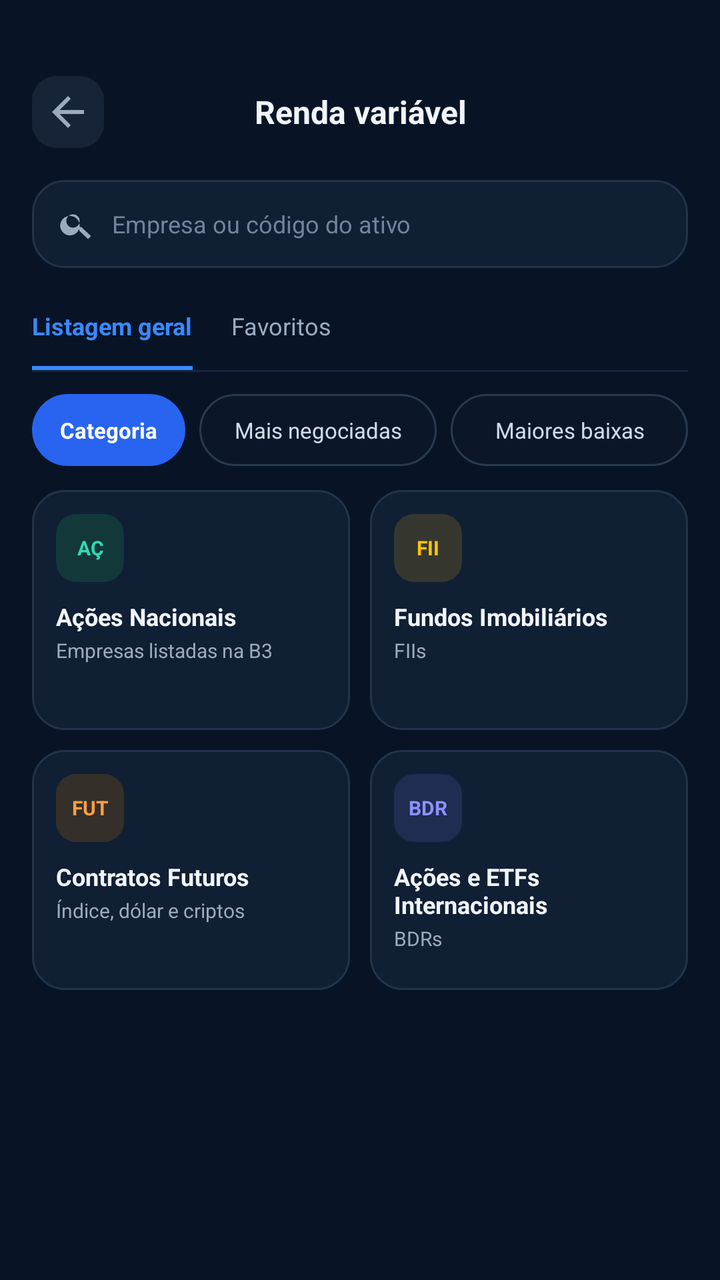
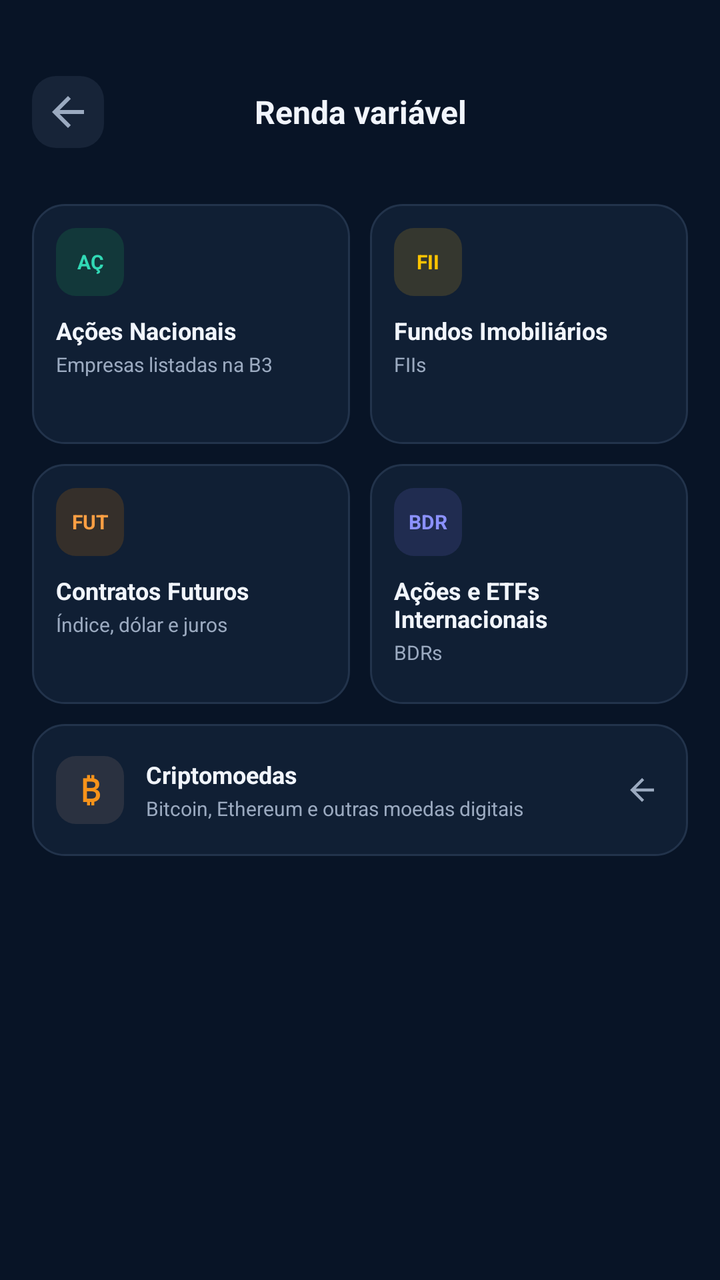

An Android layout rendered at two revisions. The XML below is the earlier revision; the diff shows what the commit changed to produce the second picture.
<!-- AndroidManifest.xml: application theme Theme.AccurancyMobileApp -->
<!-- res/layout/activity_opcoes_renda_variavel.xml -->
<?xml version="1.0" encoding="utf-8"?>
<FrameLayout
    xmlns:android="http://schemas.android.com/apk/res/android"
    xmlns:app="http://schemas.android.com/apk/res-auto"
    android:layout_width="match_parent"
    android:layout_height="match_parent"
    android:background="#081426">

    <androidx.constraintlayout.widget.ConstraintLayout
        android:layout_width="match_parent"
        android:layout_height="match_parent">

        
        <LinearLayout
            android:id="@+id/cabecalhoRendaVariavel"
            android:layout_width="0dp"
            android:layout_height="52dp"
            android:gravity="center_vertical"
            android:orientation="horizontal"
            android:paddingStart="16dp"
            android:paddingEnd="16dp"
            android:layout_marginTop="30dp"
            app:layout_constraintTop_toTopOf="parent"
            app:layout_constraintStart_toStartOf="parent"
            app:layout_constraintEnd_toEndOf="parent">

            <ImageButton
                android:id="@+id/btnVoltarRendaVariavel"
                android:layout_width="36dp"
                android:layout_height="36dp"
                android:background="@drawable/bg_btn_icone"
                android:contentDescription="Voltar"
                android:src="@drawable/ic_arrow_back"
                app:tint="#9BAAC0" />

            <TextView
                android:layout_width="0dp"
                android:layout_height="wrap_content"
                android:layout_weight="1"
                android:gravity="center"
                android:text="Renda variável"
                android:textColor="#F1F5FC"
                android:textSize="16sp"
                android:textStyle="bold" />

            <View
                android:layout_width="36dp"
                android:layout_height="36dp" />

        </LinearLayout>

        
        <ScrollView
            android:id="@+id/scrollRendaVariavel"
            android:layout_width="0dp"
            android:layout_height="0dp"
            android:fillViewport="true"
            android:clipToPadding="false"
            android:overScrollMode="never"
            app:layout_constraintTop_toBottomOf="@id/cabecalhoRendaVariavel"
            app:layout_constraintBottom_toBottomOf="parent"
            app:layout_constraintStart_toStartOf="parent"
            app:layout_constraintEnd_toEndOf="parent">

            <LinearLayout
                android:layout_width="match_parent"
                android:layout_height="wrap_content"
                android:orientation="vertical"
                android:paddingStart="16dp"
                android:paddingTop="8dp"
                android:paddingEnd="16dp"
                android:paddingBottom="20dp">

                
                <LinearLayout
                    android:id="@+id/containerPesquisaAtivo"
                    android:layout_width="match_parent"
                    android:layout_height="44dp"
                    android:background="@drawable/bg_carteira_card"
                    android:gravity="center_vertical"
                    android:orientation="horizontal"
                    android:paddingStart="13dp"
                    android:paddingEnd="13dp">

                    <ImageView
                        android:layout_width="18dp"
                        android:layout_height="18dp"
                        android:contentDescription="@null"
                        android:src="@drawable/ic_busca"
                        app:tint="#9BAAC0" />

                    <EditText
                        android:id="@+id/edtPesquisarAtivo"
                        android:layout_width="match_parent"
                        android:layout_height="match_parent"
                        android:layout_marginStart="9dp"
                        android:background="@android:color/transparent"
                        android:hint="Empresa ou código do ativo"
                        android:imeOptions="actionSearch"
                        android:inputType="text"
                        android:padding="0dp"
                        android:singleLine="true"
                        android:textColor="#F1F5FC"
                        android:textColorHint="#71839D"
                        android:textSize="12sp" />

                </LinearLayout>

                
                <LinearLayout
                    android:id="@+id/abasRendaVariavel"
                    android:layout_width="match_parent"
                    android:layout_height="42dp"
                    android:layout_marginTop="9dp"
                    android:orientation="horizontal">

                    <LinearLayout
                        android:id="@+id/abaListagemGeral"
                        android:layout_width="wrap_content"
                        android:layout_height="match_parent"
                        android:gravity="center"
                        android:orientation="vertical"
                        android:paddingEnd="12dp">

                        <TextView
                            android:id="@+id/tvAbaListagemGeral"
                            android:layout_width="wrap_content"
                            android:layout_height="0dp"
                            android:layout_weight="1"
                            android:gravity="center"
                            android:text="Listagem geral"
                            android:textColor="#3989FF"
                            android:textSize="12sp"
                            android:textStyle="bold" />

                        <View
                            android:layout_width="match_parent"
                            android:layout_height="2dp"
                            android:background="#3989FF" />

                    </LinearLayout>

                    <LinearLayout
                        android:id="@+id/abaFavoritos"
                        android:layout_width="wrap_content"
                        android:layout_height="match_parent"
                        android:gravity="center"
                        android:orientation="vertical"
                        android:paddingStart="7dp"
                        android:paddingEnd="12dp">

                        <TextView
                            android:id="@+id/tvAbaFavoritos"
                            android:layout_width="wrap_content"
                            android:layout_height="0dp"
                            android:layout_weight="1"
                            android:gravity="center"
                            android:text="Favoritos"
                            android:textColor="#9BAAC0"
                            android:textSize="12sp" />

                        <View
                            android:layout_width="match_parent"
                            android:layout_height="2dp"
                            android:background="@android:color/transparent" />

                    </LinearLayout>

                </LinearLayout>

                <View
                    android:layout_width="match_parent"
                    android:layout_height="1dp"
                    android:background="#17263D" />

                
                <LinearLayout
                    android:id="@+id/filtrosAtivos"
                    android:layout_width="match_parent"
                    android:layout_height="36dp"
                    android:layout_marginTop="11dp"
                    android:orientation="horizontal">

                    <TextView
                        android:id="@+id/filtroCategoria"
                        android:layout_width="wrap_content"
                        android:layout_height="match_parent"
                        android:background="@drawable/bg_filtro_categoria_selecionado"
                        android:gravity="center"
                        android:paddingStart="14dp"
                        android:paddingEnd="14dp"
                        android:text="Categoria"
                        android:textColor="#FFFFFF"
                        android:textSize="11sp"
                        android:textStyle="bold" />

                    <TextView
                        android:id="@+id/filtroMaisNegociadas"
                        android:layout_width="0dp"
                        android:layout_height="match_parent"
                        android:layout_weight="1"
                        android:layout_marginStart="7dp"
                        android:background="@drawable/bg_filtro_categoria"
                        android:gravity="center"
                        android:paddingStart="5dp"
                        android:paddingEnd="5dp"
                        android:text="Mais negociadas"
                        android:textColor="#D1DCEB"
                        android:textSize="11sp" />

                    <TextView
                        android:id="@+id/filtroMaioresBaixas"
                        android:layout_width="0dp"
                        android:layout_height="match_parent"
                        android:layout_weight="1"
                        android:layout_marginStart="7dp"
                        android:background="@drawable/bg_filtro_categoria"
                        android:gravity="center"
                        android:paddingStart="5dp"
                        android:paddingEnd="5dp"
                        android:text="Maiores baixas"
                        android:textColor="#D1DCEB"
                        android:textSize="11sp" />

                </LinearLayout>

                
                <LinearLayout
                    android:layout_width="match_parent"
                    android:layout_height="120dp"
                    android:layout_marginTop="12dp"
                    android:orientation="horizontal">

                    
                    <LinearLayout
                        android:id="@+id/cardAcoesNacionais"
                        android:layout_width="0dp"
                        android:layout_height="match_parent"
                        android:layout_weight="1"
                        android:layout_marginEnd="5dp"
                        android:background="@drawable/bg_carteira_card"
                        android:clickable="true"
                        android:focusable="true"
                        android:orientation="vertical"
                        android:padding="12dp">

                        <TextView
                            android:layout_width="34dp"
                            android:layout_height="34dp"
                            android:background="@drawable/bg_categoria_acoes"
                            android:gravity="center"
                            android:text="AÇ"
                            android:textColor="#31D9B5"
                            android:textSize="10sp"
                            android:textStyle="bold" />

                        <TextView
                            android:layout_width="match_parent"
                            android:layout_height="wrap_content"
                            android:layout_marginTop="9dp"
                            android:text="Ações Nacionais"
                            android:textColor="#F1F5FC"
                            android:textSize="12sp"
                            android:textStyle="bold" />

                        <TextView
                            android:layout_width="match_parent"
                            android:layout_height="wrap_content"
                            android:layout_marginTop="2dp"
                            android:text="Empresas listadas na B3"
                            android:textColor="#9BAAC0"
                            android:textSize="10sp" />

                    </LinearLayout>

                    
                    <LinearLayout
                        android:id="@+id/cardFundosImobiliarios"
                        android:layout_width="0dp"
                        android:layout_height="match_parent"
                        android:layout_weight="1"
                        android:layout_marginStart="5dp"
                        android:background="@drawable/bg_carteira_card"
                        android:clickable="true"
                        android:focusable="true"
                        android:orientation="vertical"
                        android:padding="12dp">

                        <TextView
                            android:layout_width="34dp"
                            android:layout_height="34dp"
                            android:background="@drawable/bg_categoria_fii"
                            android:gravity="center"
                            android:text="FII"
                            android:textColor="#FFC400"
                            android:textSize="10sp"
                            android:textStyle="bold" />

                        <TextView
                            android:layout_width="match_parent"
                            android:layout_height="wrap_content"
                            android:layout_marginTop="9dp"
                            android:text="Fundos Imobiliários"
                            android:textColor="#F1F5FC"
                            android:textSize="12sp"
                            android:textStyle="bold" />

                        <TextView
                            android:layout_width="match_parent"
                            android:layout_height="wrap_content"
                            android:layout_marginTop="2dp"
                            android:text="FIIs"
                            android:textColor="#9BAAC0"
                            android:textSize="10sp" />

                    </LinearLayout>

                </LinearLayout>

                
                <LinearLayout
                    android:layout_width="match_parent"
                    android:layout_height="120dp"
                    android:layout_marginTop="10dp"
                    android:orientation="horizontal">

                    
                    <LinearLayout
                        android:id="@+id/cardContratosFuturos"
                        android:layout_width="0dp"
                        android:layout_height="match_parent"
                        android:layout_weight="1"
                        android:layout_marginEnd="5dp"
                        android:background="@drawable/bg_carteira_card"
                        android:clickable="true"
                        android:focusable="true"
                        android:orientation="vertical"
                        android:padding="12dp">

                        <TextView
                            android:layout_width="34dp"
                            android:layout_height="34dp"
                            android:background="@drawable/bg_categoria_futuros"
                            android:gravity="center"
                            android:text="FUT"
                            android:textColor="#FF9F43"
                            android:textSize="10sp"
                            android:textStyle="bold" />

                        <TextView
                            android:layout_width="match_parent"
                            android:layout_height="wrap_content"
                            android:layout_marginTop="9dp"
                            android:text="Contratos Futuros"
                            android:textColor="#F1F5FC"
                            android:textSize="12sp"
                            android:textStyle="bold" />

                        <TextView
                            android:layout_width="match_parent"
                            android:layout_height="wrap_content"
                            android:layout_marginTop="2dp"
                            android:text="Índice, dólar e criptos"
                            android:textColor="#9BAAC0"
                            android:textSize="10sp" />

                    </LinearLayout>

                    
                    <LinearLayout
                        android:id="@+id/cardAcoesETFsInternacionais"
                        android:layout_width="0dp"
                        android:layout_height="match_parent"
                        android:layout_weight="1"
                        android:layout_marginStart="5dp"
                        android:background="@drawable/bg_carteira_card"
                        android:clickable="true"
                        android:focusable="true"
                        android:orientation="vertical"
                        android:padding="12dp">

                        <TextView
                            android:layout_width="34dp"
                            android:layout_height="34dp"
                            android:background="@drawable/bg_categoria_bdr"
                            android:gravity="center"
                            android:text="BDR"
                            android:textColor="#8B91FF"
                            android:textSize="10sp"
                            android:textStyle="bold" />

                        <TextView
                            android:layout_width="match_parent"
                            android:layout_height="wrap_content"
                            android:layout_marginTop="9dp"
                            android:text="Ações e ETFs Internacionais"
                            android:textColor="#F1F5FC"
                            android:textSize="12sp"
                            android:textStyle="bold" />

                        <TextView
                            android:layout_width="match_parent"
                            android:layout_height="wrap_content"
                            android:layout_marginTop="2dp"
                            android:text="BDRs"
                            android:textColor="#9BAAC0"
                            android:textSize="10sp" />

                    </LinearLayout>

                </LinearLayout>

            </LinearLayout>

        </ScrollView>

    </androidx.constraintlayout.widget.ConstraintLayout>

</FrameLayout>
<!-- resources referenced by this layout -->
<resources>
  <!-- drawable bg_btn_icone (drawable) -->
  <?xml version="1.0" encoding="utf-8"?>
  <shape xmlns:android="http://schemas.android.com/apk/res/android">
      <solid android:color="#172438"/>
      <corners android:radius="12dp"/>
  </shape>
  <!-- drawable bg_carteira_card (drawable) -->
  <?xml version="1.0" encoding="utf-8"?>
  <shape xmlns:android="http://schemas.android.com/apk/res/android">
      <solid android:color="#101F34" />
      <stroke
          android:width="1dp"
          android:color="#22334B" />
      <corners android:radius="16dp" />
  </shape>
  <!-- drawable bg_categoria_acoes (drawable) -->
  <?xml version="1.0" encoding="utf-8"?>
  <shape xmlns:android="http://schemas.android.com/apk/res/android">
      <solid android:color="#12383A" />
      <corners android:radius="10dp" />
  </shape>
  <!-- drawable bg_categoria_bdr (drawable) -->
  <?xml version="1.0" encoding="utf-8"?>
  <shape xmlns:android="http://schemas.android.com/apk/res/android">
      <solid android:color="#202C50" />
      <corners android:radius="10dp" />
  </shape>
  <!-- drawable bg_categoria_fii (drawable) -->
  <?xml version="1.0" encoding="utf-8"?>
  <shape xmlns:android="http://schemas.android.com/apk/res/android">
      <solid android:color="#35372F" />
      <corners android:radius="10dp" />
  </shape>
  <!-- drawable bg_categoria_futuros (drawable) -->
  <?xml version="1.0" encoding="utf-8"?>
  <shape xmlns:android="http://schemas.android.com/apk/res/android">
      <solid android:color="#352F2A" />
      <corners android:radius="10dp" />
  </shape>
  <!-- drawable bg_filtro_categoria (drawable) -->
  <?xml version="1.0" encoding="utf-8"?>
  <shape xmlns:android="http://schemas.android.com/apk/res/android">
      <solid android:color="#0B1729" />
      <stroke
          android:width="1dp"
          android:color="#293950" />
      <corners android:radius="22dp" />
  </shape>
  <!-- drawable bg_filtro_categoria_selecionado (drawable) -->
  <?xml version="1.0" encoding="utf-8"?>
  <shape xmlns:android="http://schemas.android.com/apk/res/android">
      <solid android:color="#2864F0" />
      <corners android:radius="22dp" />
  </shape>
  <!-- drawable ic_arrow_back (drawable) -->
  <vector xmlns:android="http://schemas.android.com/apk/res/android"
      android:width="24dp" android:height="24dp"
      android:viewportWidth="24" android:viewportHeight="24">
      <path android:fillColor="#FFFFFF"
          android:pathData="M20,11H7.83l5.59,-5.59L12,4l-8,8 8,8 1.41,-1.41L7.83,13H20v-2z"/>
  </vector>
  <!-- drawable ic_busca (drawable) -->
  <?xml version="1.0" encoding="utf-8"?>
  <vector
      xmlns:android="http://schemas.android.com/apk/res/android"
      android:width="24dp"
      android:height="24dp"
      android:viewportWidth="24"
      android:viewportHeight="24">
      <path
          android:fillColor="#FFFFFFFF"
          android:pathData="M15.5,14h-0.79l-0.28,-0.27A6.5,6.5 0,1 0,14 15.5l0.27,0.28v0.79L20,22l2,-2zM10,14.5A4.5,4.5 0,1 1,10 5.5a4.5,4.5 0,0 1,0 9z"
          />
  </vector>
  <style name="Theme.AccurancyMobileApp" parent="Base.Theme.AccurancyMobileApp" />
  <style name="Base.Theme.AccurancyMobileApp" parent="Theme.Material3.DayNight.NoActionBar">
          
          
  
      </style>
</resources>

<!-- the commit's change to res/layout/activity_opcoes_renda_variavel.xml (unified diff, before → after) -->
@@ -74,6 +74,7 @@
                 
                 <LinearLayout
                     android:id="@+id/containerPesquisaAtivo"
+                    android:visibility="gone"
                     android:layout_width="match_parent"
                     android:layout_height="44dp"
                     android:background="@drawable/bg_carteira_card"
@@ -109,6 +110,7 @@
                 
                 <LinearLayout
                     android:id="@+id/abasRendaVariavel"
+                    android:visibility="gone"
                     android:layout_width="match_parent"
                     android:layout_height="42dp"
                     android:layout_marginTop="9dp"
@@ -169,6 +171,8 @@
                 </LinearLayout>
 
                 <View
+                    android:id="@+id/divisorAbasRendaVariavel"
+                    android:visibility="gone"
                     android:layout_width="match_parent"
                     android:layout_height="1dp"
                     android:background="#17263D" />
@@ -176,6 +180,7 @@
                 
                 <LinearLayout
                     android:id="@+id/filtrosAtivos"
+                    android:visibility="gone"
                     android:layout_width="match_parent"
                     android:layout_height="36dp"
                     android:layout_marginTop="11dp"
@@ -360,7 +365,7 @@
                             android:layout_width="match_parent"
                             android:layout_height="wrap_content"
                             android:layout_marginTop="2dp"
-                            android:text="Índice, dólar e criptos"
+                            android:text="Índice, dólar e juros"
                             android:textColor="#9BAAC0"
                             android:textSize="10sp" />
 
@@ -410,6 +415,64 @@
 
                 </LinearLayout>
 
+                
+                <LinearLayout
+                    android:id="@+id/cardCriptomoedas"
+                    android:layout_width="match_parent"
+                    android:layout_height="66dp"
+                    android:layout_marginTop="10dp"
+                    android:background="@drawable/bg_carteira_card"
+                    android:clickable="true"
+                    android:focusable="true"
+                    android:gravity="center_vertical"
+                    android:orientation="horizontal"
+                    android:paddingStart="12dp"
+                    android:paddingEnd="14dp">
+
+                    <TextView
+                        android:layout_width="34dp"
+                        android:layout_height="34dp"
+                        android:background="@drawable/bg_categoria_cripto"
+                        android:gravity="center"
+                        android:text="₿"
+                        android:textColor="#F7931A"
+                        android:textSize="16sp"
+                        android:textStyle="bold" />
+
+                    <LinearLayout
+                        android:layout_width="0dp"
+                        android:layout_height="wrap_content"
+                        android:layout_marginStart="11dp"
+                        android:layout_weight="1"
+                        android:orientation="vertical">
+
+                        <TextView
+                            android:layout_width="match_parent"
+                            android:layout_height="wrap_content"
+                            android:text="Criptomoedas"
+                            android:textColor="#F1F5FC"
+                            android:textSize="12sp"
+                            android:textStyle="bold" />
+
+                        <TextView
+                            android:layout_width="match_parent"
+                            android:layout_height="wrap_content"
+                            android:layout_marginTop="2dp"
+                            android:text="Bitcoin, Ethereum e outras moedas digitais"
+                            android:textColor="#9BAAC0"
+                            android:textSize="10sp" />
+
+                    </LinearLayout>
+
+                    <ImageView
+                        android:layout_width="18dp"
+                        android:layout_height="18dp"
+                        android:contentDescription="@null"
+                        android:src="@drawable/ic_arrow_back"
+                        app:tint="#9BAAC0" />
+
+                </LinearLayout>
+
             </LinearLayout>
 
         </ScrollView>
<!-- resource entries referenced after the edit -->
@@ -25,6 +25,12 @@
   <?xml version="1.0" encoding="utf-8"?>
   <shape xmlns:android="http://schemas.android.com/apk/res/android">
       <solid android:color="#202C50" />
+      <corners android:radius="10dp" />
+  </shape>
+  <!-- drawable bg_categoria_cripto (drawable) -->
+  <?xml version="1.0" encoding="utf-8"?>
+  <shape xmlns:android="http://schemas.android.com/apk/res/android">
+      <solid android:color="#2A3140" />
       <corners android:radius="10dp" />
   </shape>
   <!-- drawable bg_categoria_fii (drawable) -->
